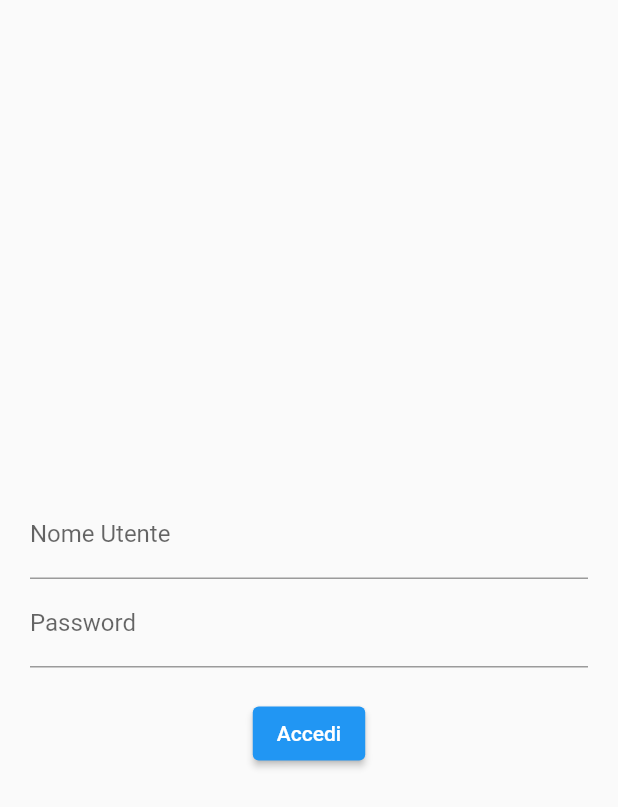
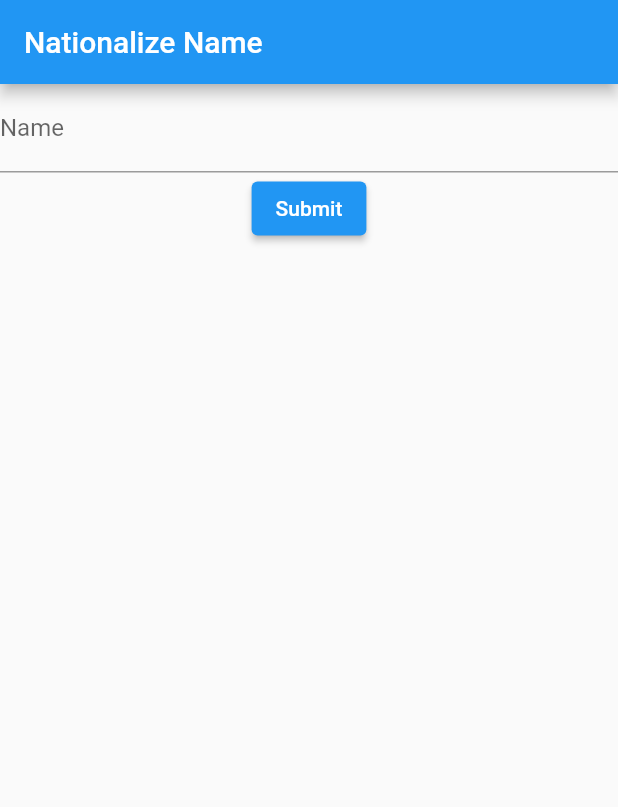
Before and after one commit to whosjorge23/chat_gpt_flutter, a Flutter app: the screen it shows after launch, on a phone screen of 412 x 824 dp. Shown: the top 807 px of the screen. Run offline on Flutter 3.47's test engine with Material 2 defaults, Android fonts, the phone set to English and light mode, and no system bars.

Commit message:
Change to Nationalize Name
Change the app to Nationalize Name

```diff
--- a/lib/main.dart
+++ b/lib/main.dart
@@ -1,94 +1,69 @@
 import 'package:flutter/material.dart';
+import 'package:http/http.dart' as http;
+import 'dart:convert';
 
 void main() {
-  runApp(const MyApp());
+  runApp(MyApp());
 }
 
 class MyApp extends StatelessWidget {
-  const MyApp({super.key});
-
-  // This widget is the root of your application.
   @override
   Widget build(BuildContext context) {
     return MaterialApp(
-      title: 'Flutter Demo',
-      theme: ThemeData(
-        primarySwatch: Colors.blue,
+      title: 'Nationalize Name',
+      home: Scaffold(
+        appBar: AppBar(
+          title: Text('Nationalize Name'),
+        ),
+        body: NationalizeNameForm(),
       ),
-      home: const MyHomePage(title: 'Flutter Demo Home Page'),
     );
   }
 }
 
-class MyHomePage extends StatefulWidget {
-  const MyHomePage({super.key, required this.title});
-
-  final String title;
-
+class NationalizeNameForm extends StatefulWidget {
   @override
-  State<MyHomePage> createState() => _MyHomePageState();
+  _NationalizeNameFormState createState() => _NationalizeNameFormState();
 }
 
-class _MyHomePageState extends State<MyHomePage> {
-  final _usernameController = TextEditingController();
-  final _passwordController = TextEditingController();
-  bool _obscureText = true;
-  String _errorMessage = "";
-
-  void _submit() async {
-    // if (_usernameController.text.isEmpty || _passwordController.text.isEmpty) {
-    //   setState(() {
-    //     _errorMessage = "Il nome utente e la password sono obbligatori";
-    //   });
-    //   return;
-    // }
-    // setState(() {
-    //   _errorMessage = "";
-    // });
-    // // invia le credenziali al tuo server per l'autenticazione
-    // // e gestisci la risposta
-    // final response =
-    //     await login(_usernameController.text, _passwordController.text);
-    // if (response.statusCode == 200) {
-    //   // autenticazione riuscita
-    //   // reindirizza alla schermata principale dell'app
-    //   Navigator.of(context).pushReplacementNamed("/home");
-    // } else {
-    //   setState(() {
-    //     _errorMessage = "Autenticazione fallita";
-    //   });
-    // }
-  }
+class _NationalizeNameFormState extends State<NationalizeNameForm> {
+  final _formKey = GlobalKey<FormState>();
+  String _name = '';
+  String _result = '';
 
   @override
   Widget build(BuildContext context) {
-    return Scaffold(
-      body: Padding(
-        padding: EdgeInsets.all(20),
-        child: Column(
-          mainAxisAlignment: MainAxisAlignment.center,
-          children: <Widget>[
-            if (_errorMessage != null)
-              Text(
-                _errorMessage,
-                style: TextStyle(color: Colors.red),
-              ),
-            TextField(
-              controller: _usernameController,
-              decoration: InputDecoration(labelText: "Nome Utente"),
-            ),
-            TextField(
-              controller: _passwordController,
-              decoration: InputDecoration(labelText: "Password"),
-              obscureText: _obscureText,
-            ),
-            SizedBox(height: 20),
-            ElevatedButton(
-              onPressed: _submit,
-              child: Text("Accedi"),
-            ),
-          ],
-        ),
+    return Form(
+      key: _formKey,
+      child: Column(
+        children: <Widget>[
+          TextFormField(
+            decoration: InputDecoration(labelText: 'Name'),
+            validator: (value) {
+              if (value == null) {
+                return 'Please enter a name';
+              }
+              return null;
+            },
+            onSaved: (value) => _name = value!,
+          ),
+          ElevatedButton(
+            onPressed: () async {
+              if (_formKey.currentState!.validate()) {
+                _formKey.currentState?.save();
+                var uri = Uri.parse('https://api.nationalize.io/?name=$_name');
+                var response = await http.get(uri);
+                var jsonResponse = jsonDecode(response.body);
+                var country = jsonResponse['country'][0];
+                _result =
+                    'Country: ${country['country_id']}, Probability: ${country['probability']}';
+                setState(() {});
+              }
+            },
+            child: Text('Submit'),
+          ),
+          Text(_result),
+        ],
       ),
     );
   }
--- a/pubspec.yaml
+++ b/pubspec.yaml
@@ -37,6 +37,7 @@ dependencies:
   # Use with the CupertinoIcons class for iOS style icons.
   cupertino_icons: ^1.0.2
   flutter_form_builder:
+  http:
 
 dev_dependencies:
   flutter_test:
```
Also changed, not shown: pubspec.lock.
